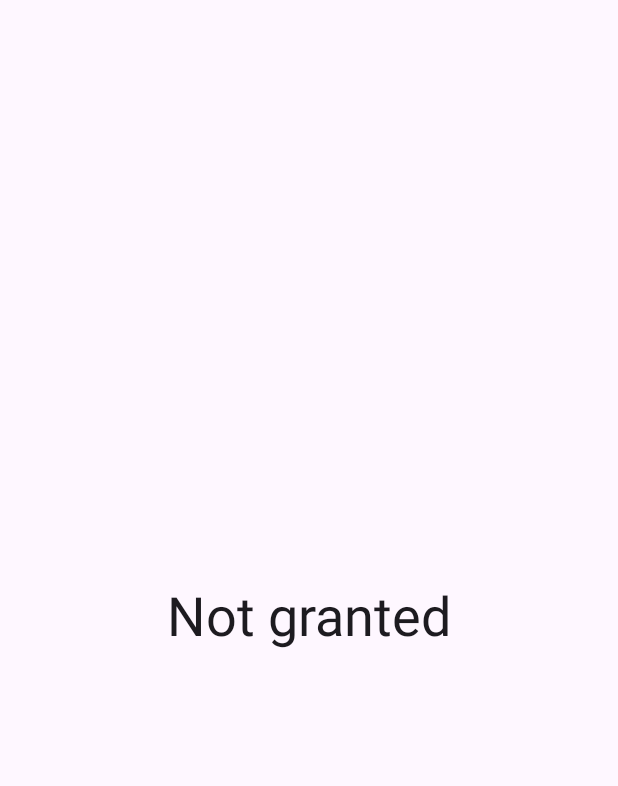
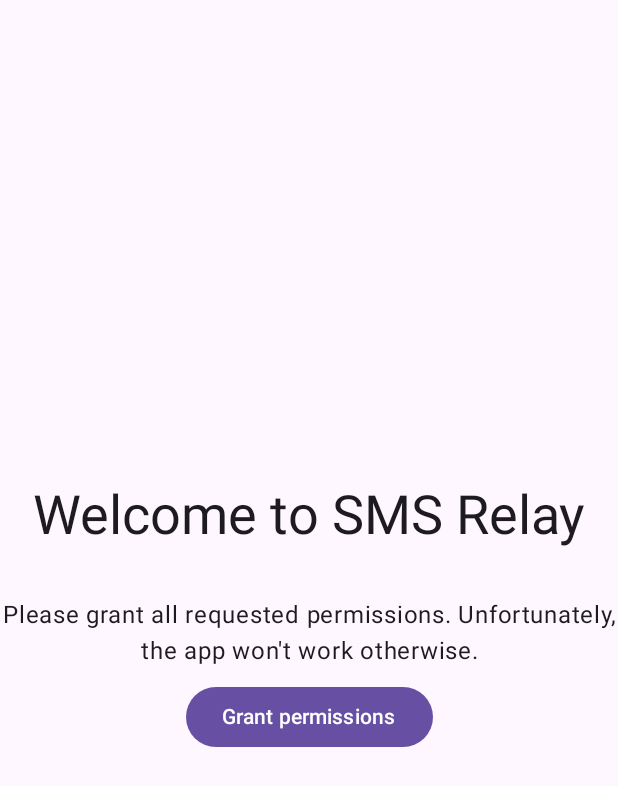
Before and after one commit to tkuenneth/SMSRelay, an Android app built with Jetpack Compose: the composable MainScreen shown on its own in the app's theme, on a phone screen of 412 x 824 dp. Shown: the top 786 px of the screen. Run offline under Robolectric (Android 15) with nearby library versions, the light colour scheme and no system bars.

Commit message:
UI refinements

```diff
--- a/app/build.gradle.kts
+++ b/app/build.gradle.kts
@@ -16,7 +16,7 @@ android {
 
     defaultConfig {
         applicationId = "de.thomaskuenneth.smsrelay"
-        minSdk = 34
+        minSdk = 28
         targetSdk = 35
         versionCode = 1
         versionName = "1.0"
--- a/app/src/main/java/de/thomaskuenneth/smsrelay/MainActivity.kt
+++ b/app/src/main/java/de/thomaskuenneth/smsrelay/MainActivity.kt
@@ -8,12 +8,13 @@ import androidx.activity.compose.setContent
 import androidx.activity.enableEdgeToEdge
 import androidx.activity.result.contract.ActivityResultContracts
 import androidx.compose.foundation.background
-import androidx.compose.foundation.layout.Box
-import androidx.compose.foundation.layout.PaddingValues
+import androidx.compose.foundation.layout.Arrangement
+import androidx.compose.foundation.layout.Column
 import androidx.compose.foundation.layout.fillMaxSize
 import androidx.compose.foundation.layout.padding
+import androidx.compose.foundation.layout.safeContentPadding
+import androidx.compose.material3.Button
 import androidx.compose.material3.MaterialTheme
-import androidx.compose.material3.Scaffold
 import androidx.compose.material3.Text
 import androidx.compose.runtime.Composable
 import androidx.compose.runtime.collectAsState
@@ -21,6 +22,8 @@ import androidx.compose.runtime.getValue
 import androidx.compose.ui.Alignment
 import androidx.compose.ui.Modifier
 import androidx.compose.ui.res.stringResource
+import androidx.compose.ui.text.style.TextAlign
+import androidx.compose.ui.unit.dp
 import androidx.core.content.ContextCompat
 import kotlinx.coroutines.flow.MutableStateFlow
 import kotlinx.coroutines.flow.update
@@ -43,42 +46,59 @@ class MainActivity : ComponentActivity() {
         enableEdgeToEdge()
         checkPermissions()
         setContent {
-            MaterialTheme {
+            MaterialTheme(colorScheme = defaultColorScheme()) {
                 val granted by flow.collectAsState()
-                Scaffold { innerPadding ->
-                    MainScreen(paddingValues = innerPadding, granted = granted)
-                }
+                MainScreen(granted = granted) { launcher.launch(permissions) }
             }
         }
     }
 
     private fun checkPermissions() {
-        val granted = permissions.all { permission ->
-            ContextCompat.checkSelfPermission(
-                this, permission
-            ) == PackageManager.PERMISSION_GRANTED
-        }
-        if (granted) {
-            flow.update { true }
-        } else {
-            launcher.launch(permissions)
+        flow.update {
+            permissions.all { permission ->
+                ContextCompat.checkSelfPermission(
+                    this, permission
+                ) == PackageManager.PERMISSION_GRANTED
+            }
         }
     }
 }
 
 @Composable
-fun MainScreen(paddingValues: PaddingValues, granted: Boolean) {
-    Box(
+fun MainScreen(granted: Boolean, requestPermissionsCallback: () -> Unit) {
+    Column(
         modifier = Modifier
             .fillMaxSize()
             .background(color = MaterialTheme.colorScheme.background)
-            .padding(paddingValues = paddingValues), contentAlignment = Alignment.Center
+            .safeContentPadding(),
+        verticalArrangement = Arrangement.Center,
+        horizontalAlignment = Alignment.CenterHorizontally
     ) {
+        Text(
+            text = stringResource(R.string.welcome, stringResource(R.string.app_name)),
+            style = MaterialTheme.typography.displaySmall,
+            textAlign = TextAlign.Center,
+            modifier = Modifier.padding(bottom = 32.dp),
+            color = MaterialTheme.colorScheme.onBackground
+        )
         if (!granted) {
             Text(
-                text = stringResource(R.string.not_granted),
-                style = MaterialTheme.typography.displaySmall,
-                color = MaterialTheme.colorScheme.onBackground
+                text = stringResource(R.string.grant_permissions),
+                style = MaterialTheme.typography.bodyLarge,
+                textAlign = TextAlign.Center,
+                color = MaterialTheme.colorScheme.onBackground,
+                modifier = Modifier.padding(bottom = 8.dp)
+            )
+            Button(onClick = requestPermissionsCallback) {
+                Text(stringResource(R.string.button_grant_permissions))
+            }
+        } else {
+            Text(
+                text = stringResource(R.string.permissions_granted),
+                style = MaterialTheme.typography.bodyLarge,
+                textAlign = TextAlign.Center,
+                color = MaterialTheme.colorScheme.onBackground,
+                modifier = Modifier.padding(bottom = 8.dp)
             )
         }
     }
--- a/app/src/main/res/values/strings.xml
+++ b/app/src/main/res/values/strings.xml
@@ -1,7 +1,10 @@
 <resources>
     <string name="app_name">SMS Relay</string>
-    <string name="not_granted">Not granted</string>
+    <string name="grant_permissions">Please grant all requested permissions. Unfortunately, the app won\'t work otherwise.</string>
     <string name="subject">New message from %1$s</string>
     <string name="unknown_sender">unknown sender</string>
     <string name="unknown">unknown</string>
+    <string name="welcome">Welcome to %1$s</string>
+    <string name="button_grant_permissions">Grant permissions</string>
+    <string name="permissions_granted">Thank you for having granted all necessary permissions.</string>
 </resources>
```
Also changed, not shown: app/src/main/java/de/thomaskuenneth/smsrelay/ColorScheme.kt (added, +30 -0 lines).
